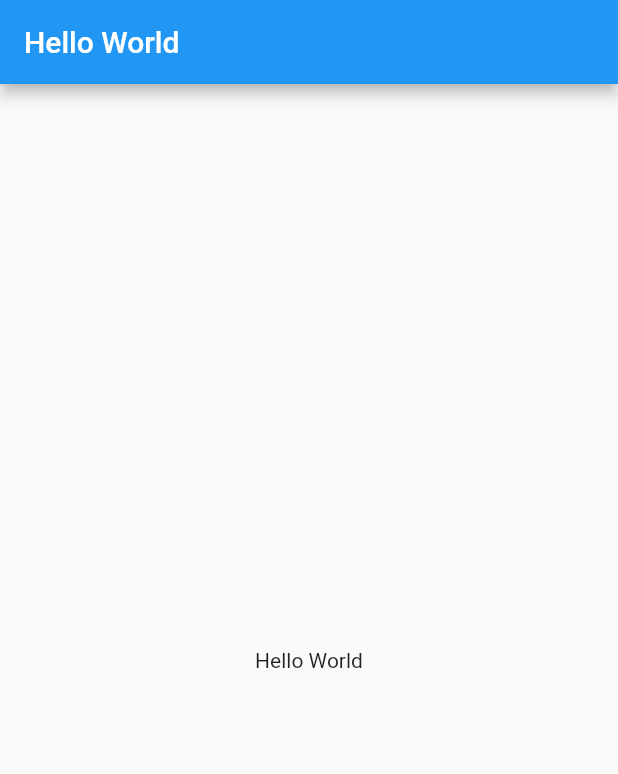
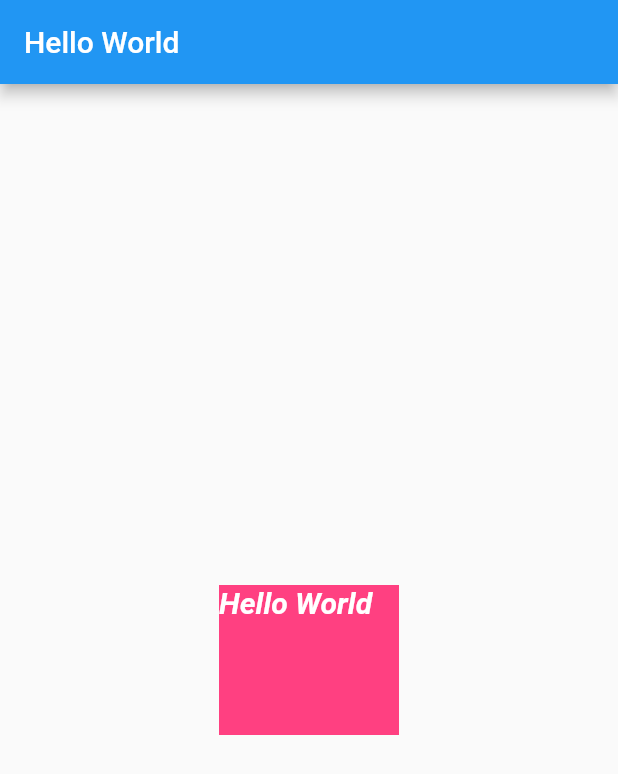
Before and after one commit to thebeen11/flutter_helloword, a Flutter app: the screen it shows after launch, on a phone screen of 412 x 824 dp. Shown: the top 774 px of the screen. Run offline on Flutter 3.47's test engine with Material 2 defaults, Android fonts, the phone set to English and light mode, and no system bars.

Commit message:
Text Widget

```diff
--- a/lib/main.dart
+++ b/lib/main.dart
@@ -9,11 +9,27 @@ class MyApp extends StatelessWidget {
   @override
   Widget build(BuildContext context) {
     return MaterialApp(
+      debugShowCheckedModeBanner: false,
       home: Scaffold(
         appBar: AppBar(
           title: Text("Hello World"),
         ),
-        body: Center(child: Text("Hello World")),
+        body: Center(
+          child: Container(
+            color: Colors.pinkAccent,
+            height: 100,
+            width: 120,
+            child: Text(
+              "Hello World",
+              style: TextStyle(
+                color: Colors.white,
+                fontWeight: FontWeight.bold,
+                fontStyle: FontStyle.italic,
+                fontSize: 20,
+              ),
+            ),
+          ),
+        ),
       ),
     );
   }
```
